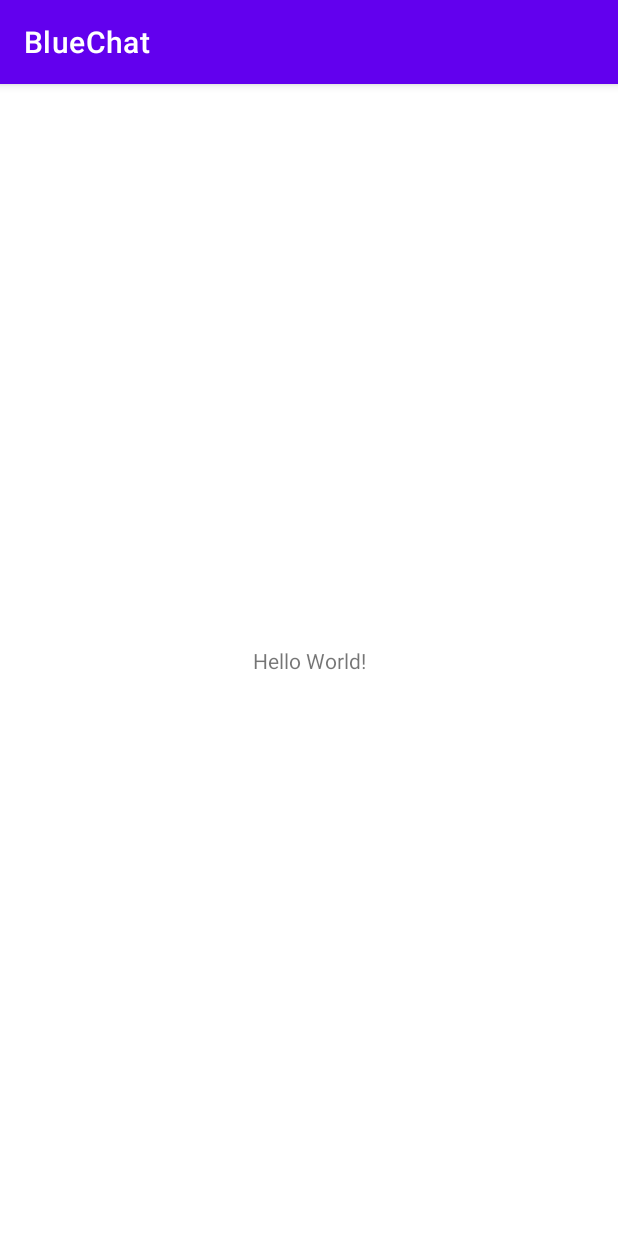
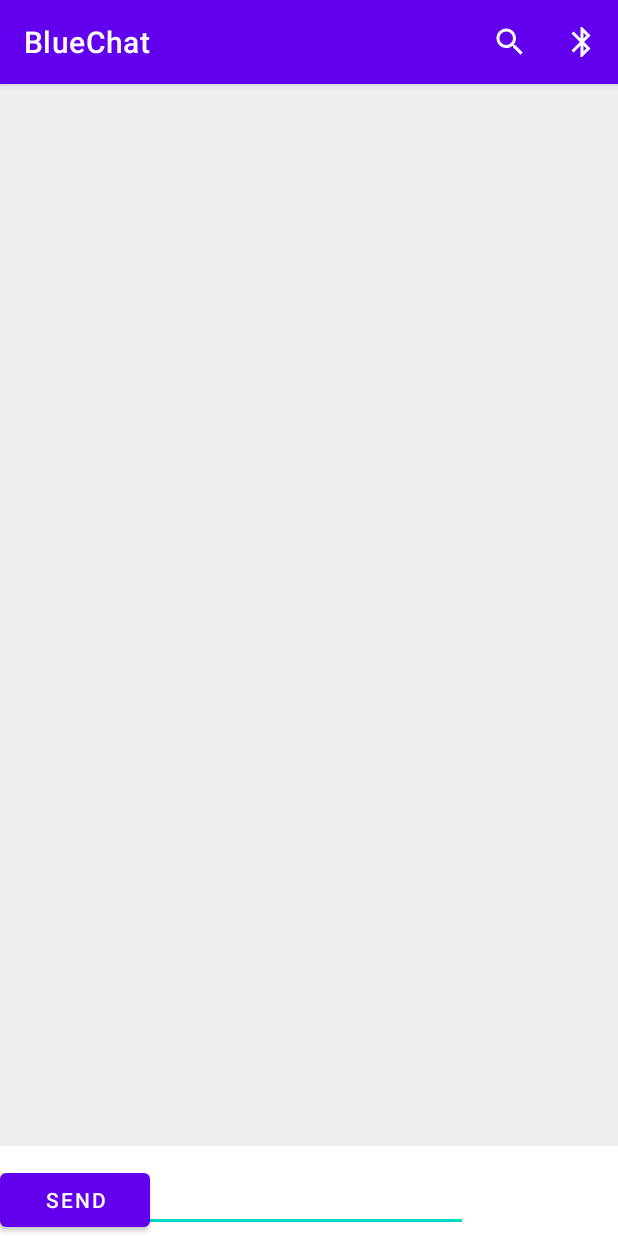
Before and after one commit to Svbongale/BlueChat, an Android app: the screen it shows after launch (MainActivity), on a phone screen of 412 x 824 dp. Run offline under Robolectric (Android 15) with nearby library versions, the phone set to English and light mode, and no system bars.

Commit message:
Searching for new devices, created  intent for new devices

```diff
--- a/app/build.gradle
+++ b/app/build.gradle
@@ -33,6 +33,8 @@ dependencies {
     implementation 'androidx.appcompat:appcompat:1.3.0'
     implementation 'com.google.android.material:material:1.3.0'
     implementation 'androidx.constraintlayout:constraintlayout:2.0.4'
+    implementation 'org.jetbrains:annotations:15.0'
+    implementation 'org.jetbrains:annotations:15.0'
     testImplementation 'junit:junit:4.+'
     androidTestImplementation 'androidx.test.ext:junit:1.1.2'
     androidTestImplementation 'androidx.test.espresso:espresso-core:3.3.0'
--- a/app/src/main/AndroidManifest.xml
+++ b/app/src/main/AndroidManifest.xml
@@ -1,6 +1,10 @@
 <?xml version="1.0" encoding="utf-8"?>
 <manifest xmlns:android="http://schemas.android.com/apk/res/android"
     package="com.example.bluechat">
+
+    <uses-permission android:name="android.permission.BLUETOOTH" />
+    <uses-permission android:name="android.permission.BLUETOOTH_ADMIN" />
+    <uses-permission android:name="android.permission.ACCESS_FINE_LOCATION" />
 
     <application
         android:allowBackup="true"
@@ -9,6 +13,7 @@
         android:roundIcon="@mipmap/ic_launcher_round"
         android:supportsRtl="true"
         android:theme="@style/Theme.BlueChat">
+        <activity android:name=".Divice_list_activity"/>
         <activity android:name=".MainActivity">
             <intent-filter>
                 <action android:name="android.intent.action.MAIN" />
--- /dev/null
+++ b/app/src/main/res/drawable/ic_bluetooth.xml
@@ -0,0 +1,10 @@
+<vector xmlns:android="http://schemas.android.com/apk/res/android"
+    android:width="24dp"
+    android:height="24dp"
+    android:viewportWidth="24"
+    android:viewportHeight="24"
+    android:tint="?attr/colorControlNormal">
+  <path
+      android:fillColor="@android:color/white"
+      android:pathData="M17.71,7.71L12,2h-1v7.59L6.41,5 5,6.41 10.59,12 5,17.59 6.41,19 11,14.41L11,22h1l5.71,-5.71 -4.3,-4.29 4.3,-4.29zM13,5.83l1.88,1.88L13,9.59L13,5.83zM14.88,16.29L13,18.17v-3.76l1.88,1.88z"/>
+</vector>
--- /dev/null
+++ b/app/src/main/res/drawable/ic_bluetooth_searching.xml
@@ -0,0 +1,10 @@
+<vector xmlns:android="http://schemas.android.com/apk/res/android"
+    android:width="24dp"
+    android:height="24dp"
+    android:viewportWidth="24"
+    android:viewportHeight="24"
+    android:tint="?attr/colorControlNormal">
+  <path
+      android:fillColor="@android:color/white"
+      android:pathData="M15.5,14h-0.79l-0.28,-0.27C15.41,12.59 16,11.11 16,9.5 16,5.91 13.09,3 9.5,3S3,5.91 3,9.5 5.91,16 9.5,16c1.61,0 3.09,-0.59 4.23,-1.57l0.27,0.28v0.79l5,4.99L20.49,19l-4.99,-5zM9.5,14C7.01,14 5,11.99 5,9.5S7.01,5 9.5,5 14,7.01 14,9.5 11.99,14 9.5,14z"/>
+</vector>
--- a/app/src/main/res/layout/activity_main.xml
+++ b/app/src/main/res/layout/activity_main.xml
@@ -1,18 +1,33 @@
 <?xml version="1.0" encoding="utf-8"?>
-<androidx.constraintlayout.widget.ConstraintLayout xmlns:android="http://schemas.android.com/apk/res/android"
+<RelativeLayout xmlns:android="http://schemas.android.com/apk/res/android"
     xmlns:app="http://schemas.android.com/apk/res-auto"
     xmlns:tools="http://schemas.android.com/tools"
     android:layout_width="match_parent"
     android:layout_height="match_parent"
     tools:context=".MainActivity">
 
-    <TextView
-        android:layout_width="wrap_content"
+    <ListView
+        android:id="@+id/list_conversation"
+        android:layout_width="match_parent"
+        android:layout_height="match_parent"
+        android:layout_marginBottom="60dp"
+        android:background="#efefef"/>
+
+    <RelativeLayout
+        android:layout_width="match_parent"
         android:layout_height="wrap_content"
-        android:text="Hello World!"
-        app:layout_constraintBottom_toBottomOf="parent"
-        app:layout_constraintLeft_toLeftOf="parent"
-        app:layout_constraintRight_toRightOf="parent"
-        app:layout_constraintTop_toTopOf="parent" />
+        android:layout_alignParentBottom="true">
+        <EditText
+            android:layout_width="match_parent"
+            android:layout_height="wrap_content"
+            android:layout_marginEnd="100dp"
+            android:layout_marginRight="100dp"
+            android:id="@+id/ed_enter_message"/>
 
-</androidx.constraintlayout.widget.ConstraintLayout>
+        <Button
+            android:layout_width="100dp"
+            android:layout_height="wrap_content"
+            android:text="@string/str_label_btn_send" />
+</RelativeLayout>
+
+</RelativeLayout>
--- /dev/null
+++ b/app/src/main/res/layout/device_list_item.xml
@@ -0,0 +1,5 @@
+<?xml version="1.0" encoding="utf-8"?>
+<TextView xmlns:android="http://schemas.android.com/apk/res/android"
+    android:layout_width="match_parent"
+    android:id="@+id/device_info"
+    android:layout_height="wrap_content"/>
--- /dev/null
+++ b/app/src/main/res/menu/menu_main_activity.xml
@@ -0,0 +1,16 @@
+<?xml version="1.0" encoding="utf-8"?>
+<menu xmlns:android="http://schemas.android.com/apk/res/android"
+    xmlns:app="http://schemas.android.com/apk/res-auto">
+    <item
+        android:id="@+id/menu_search_devices"
+        android:title="@string/str_menu_search_devices"
+        app:showAsAction="always"
+        android:icon="@drawable/ic_bluetooth_searching"/>
+
+    <item
+        android:id="@+id/menu_enable_bluetooth"
+        android:title="@string/str_menu_search_devices"
+        app:showAsAction="always"
+        android:icon="@drawable/ic_bluetooth"/>
+
+</menu>
--- a/app/src/main/res/values/strings.xml
+++ b/app/src/main/res/values/strings.xml
@@ -1,3 +1,11 @@
 <resources>
     <string name="app_name">BlueChat</string>
+    <string name="str_label_btn_send">Send</string>
+    <string name="str_menu_search_devices">Search Devics</string>
+    <string name="str_menu_bluetooth_all">Switch on Bluetooth</string>
+    <string name="str_paired_devices">Paired Devices</string>
+    <string name="str_available_devices">Available Devices</string>
+
+    <string name="str_menu_scan_ddevices">Scan Devices</string>
+
 </resources>
```
Also changed, not shown: app/src/main/java/com/example/bluechat/Divice_list_activity.java (added, +115 -0 lines), app/src/main/java/com/example/bluechat/MainActivity.java (+97 -0 lines), app/src/main/res/layout/activity_divice_list.xml (added, +40 -0 lines), app/src/main/res/menu/menu_device_list.xml (added, +11 -0 lines).
